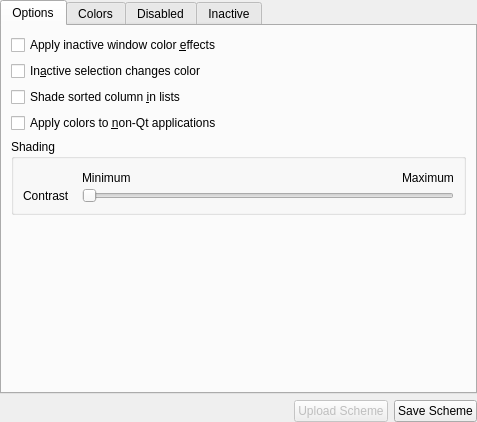
Sonic-DE/sonic-desktop-interface, file kcms/colors/coloredit.ui: the form before one commit.
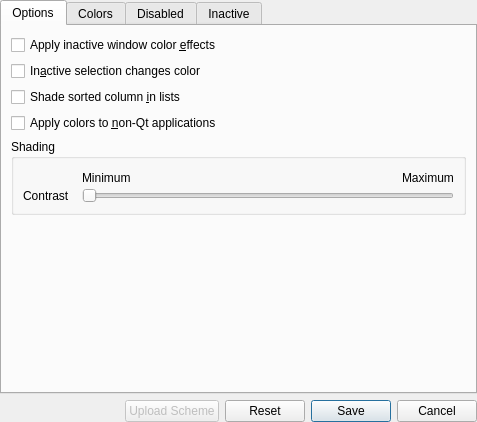
The form after the commit. Custom widgets are drawn as their Qt base class.

```diff
--- a/kcms/colors/coloredit.ui
+++ b/kcms/colors/coloredit.ui
@@ -1090,12 +1090,9 @@
       </widget>
      </item>
      <item>
-      <widget class="QPushButton" name="schemeSaveButton">
-       <property name="toolTip">
-        <string>Save the current color scheme</string>
-       </property>
-       <property name="text">
-        <string>Save Scheme</string>
+      <widget class="QDialogButtonBox" name="buttonBox">
+       <property name="standardButtons">
+        <set>QDialogButtonBox::Cancel|QDialogButtonBox::Reset|QDialogButtonBox::Save</set>
        </property>
       </widget>
      </item>
```
Left out of the diff: 2 changed lines with no effect on the pictures.
